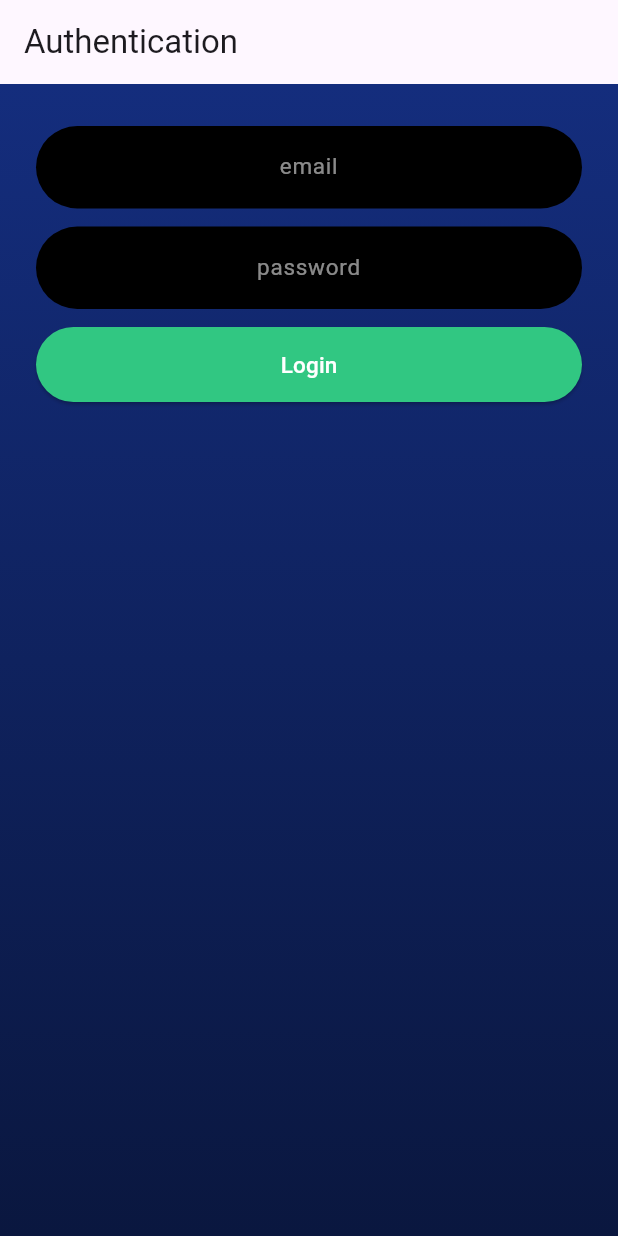
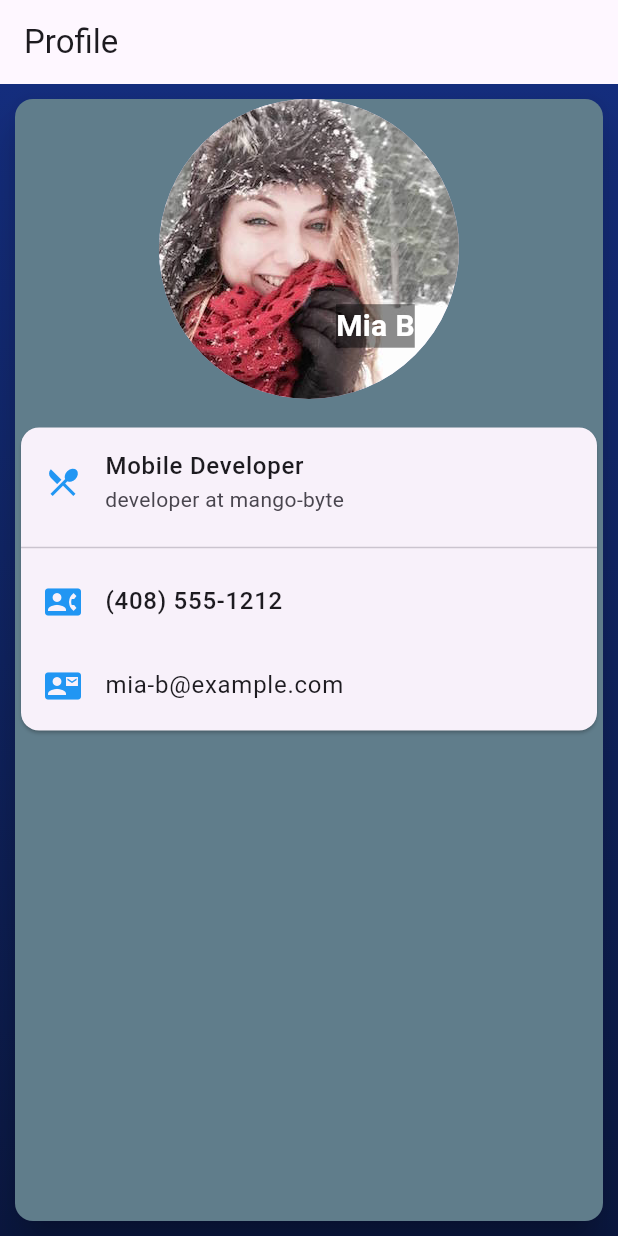
Before and after one commit to Tona-Mangobyte/flutter-fundamentals, a Flutter app: the screen it shows after launch, on a phone screen of 412 x 824 dp. Run offline on Flutter 3.47's test engine with Material 3 defaults, Android fonts, the phone set to English and light mode, and no system bars; Roboto replaces fonts that are missing (SF Pro Text, Regular, SF Pro Text, Semibold).

Commit message:
make simple

```diff
--- a/simple_ui/lib/main.dart
+++ b/simple_ui/lib/main.dart
@@ -1,5 +1,5 @@
+import 'package:flutter/cupertino.dart';
 import 'package:flutter/material.dart';
-import 'package:flutter_localizations/flutter_localizations.dart';
 import 'package:simple_ui/pages/grid.dart';
 import 'package:simple_ui/pages/grid2.dart';
 import 'package:simple_ui/pages/home.dart';
@@ -8,11 +8,12 @@ import 'package:simple_ui/pages/list2.dart';
 import 'package:simple_ui/pages/list3.dart';
 import 'package:simple_ui/pages/local.dart';
 import 'package:simple_ui/pages/login.dart';
-
-import 'common/app_localization.dart';
+import 'package:simple_ui/pages/profile.dart';
+import 'package:simple_ui/pages/simple.dart';
 
 void main() {
   runApp(const MyApp());
+  // runApp(const MyCupertinoApp());
 }
 
 class MyApp extends StatelessWidget {
@@ -33,7 +34,38 @@ class MyApp extends StatelessWidget {
       // home: const SliverGridPage(title: 'Grid View'),
       // home: const SliverListPage(title: 'List View'),
       // home: const ListViewActionPage(),
-      home: const LoginPage(),
+      // home: const LoginPage(),
+      // home: const SimplePage(),
+      home: const ProfilePage(),
     );
   }
 }
+
+class MyCupertinoApp extends StatelessWidget {
+  const MyCupertinoApp({super.key});
+
+  @override
+  Widget build(BuildContext context) {
+    return const CupertinoApp(
+      title: 'Flutter layout demo',
+      theme: CupertinoThemeData(
+        brightness: Brightness.light,
+        primaryColor: CupertinoColors.systemBlue,
+      ),
+      home: CupertinoPageScaffold(
+        navigationBar: CupertinoNavigationBar(
+          backgroundColor: CupertinoColors.systemGrey,
+          middle: Text('Flutter layout demo'),
+        ),
+        child: Center(
+          child: Column(
+            // mainAxisAlignment: MainAxisAlignment.center,
+            children: <Widget>[
+              Text('Hello World'),
+            ],
+          ),
+        ),
+      ),
+    );
+  }
+}
--- /dev/null
+++ b/simple_ui/lib/pages/profile.dart
@@ -0,0 +1,111 @@
+import 'package:flutter/material.dart';
+
+class ProfilePage extends StatelessWidget {
+  const ProfilePage({Key? key}) : super(key: key);
+
+  @override
+  Widget build(BuildContext context) {
+    return Scaffold(
+      appBar: AppBar(
+        title: const Text('Profile'),
+      ),
+      body: _buildProfileUI(),
+    );
+  }
+
+  Widget _buildProfileUI() {
+    return Container(
+      height: double.infinity,
+      decoration: const BoxDecoration(
+        gradient: LinearGradient(
+          begin: Alignment.topCenter,
+          end: Alignment.bottomCenter,
+          colors: [Color(0xFF142D7D), Color(0xFF0A173F)]
+        )
+      ),
+      child: Card(
+          color: Colors.blueGrey,
+          margin: const EdgeInsets.all(10),
+          elevation: 10,
+          child: Column(
+            children: [
+              Row(
+                mainAxisAlignment: MainAxisAlignment.center,
+                children: [
+                  _buildAvatar()
+                ],
+              ),
+              const SizedBox(height: 15),
+              _buildInfo(),
+            ],
+          )
+      ),
+    );
+  }
+
+  Widget _buildAvatar() {
+    return Stack(
+      alignment: const Alignment(0.6, 0.6),
+      children: [
+        const CircleAvatar(
+          backgroundImage: AssetImage('assets/images/pic0.jpg'),
+          radius: 100,
+        ),
+        Container(
+          decoration: const BoxDecoration(
+            color: Colors.black45,
+          ),
+          child: const Text(
+            'Mia B',
+            style: TextStyle(
+              fontSize: 20,
+              fontWeight: FontWeight.bold,
+              color: Colors.white,
+            ),
+          ),
+        ),
+      ],
+    );
+  }
+
+  Widget _buildInfo() {
+    return SizedBox(
+      height: 210,
+      child: Card(
+        child: Column(
+          children: [
+            ListTile(
+              title: const Text(
+                'Mobile Developer',
+                style: TextStyle(fontWeight: FontWeight.w500),
+              ),
+              subtitle: const Text('developer at mango-byte'),
+              leading: Icon(
+                Icons.restaurant_menu,
+                color: Colors.blue[500],
+              ),
+            ),
+            const Divider(),
+            ListTile(
+              title: const Text(
+                '(408) 555-1212',
+                style: TextStyle(fontWeight: FontWeight.w500),
+              ),
+              leading: Icon(
+                Icons.contact_phone,
+                color: Colors.blue[500],
+              ),
+            ),
+            ListTile(
+              title: const Text('mia-b@example.com'),
+              leading: Icon(
+                Icons.contact_mail,
+                color: Colors.blue[500],
+              ),
+            ),
+          ],
+        ),
+      ),
+    );
+  }
+}
```
Also changed, not shown: simple_ui/lib/pages/simple.dart (added, +261 -0 lines).
